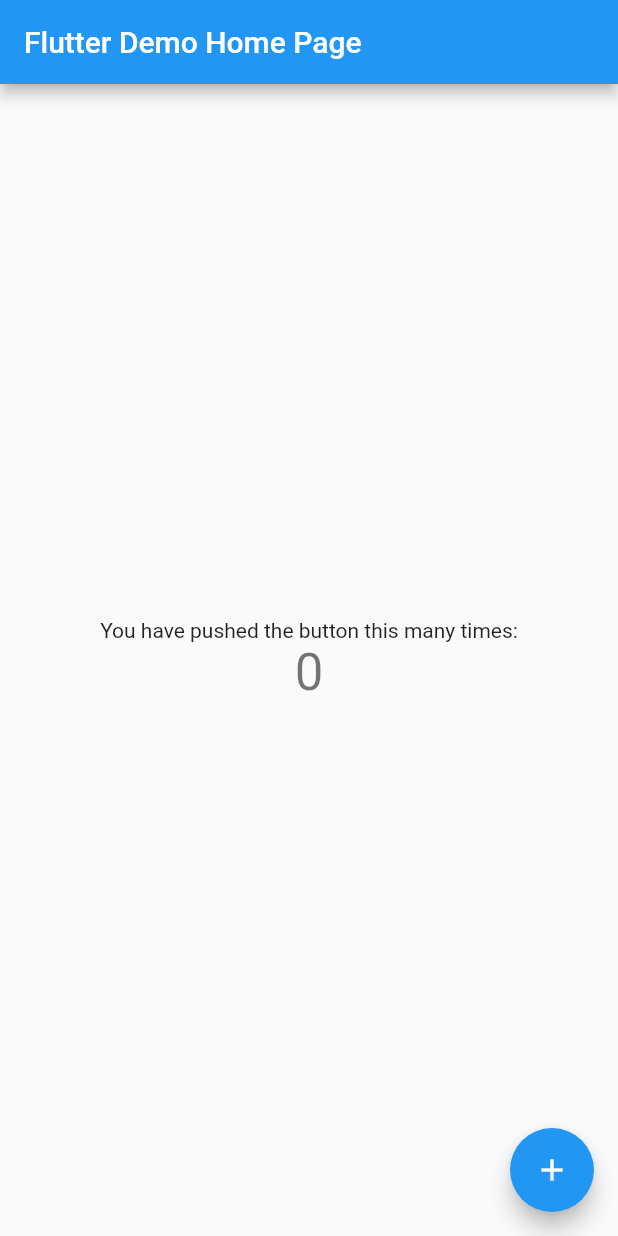
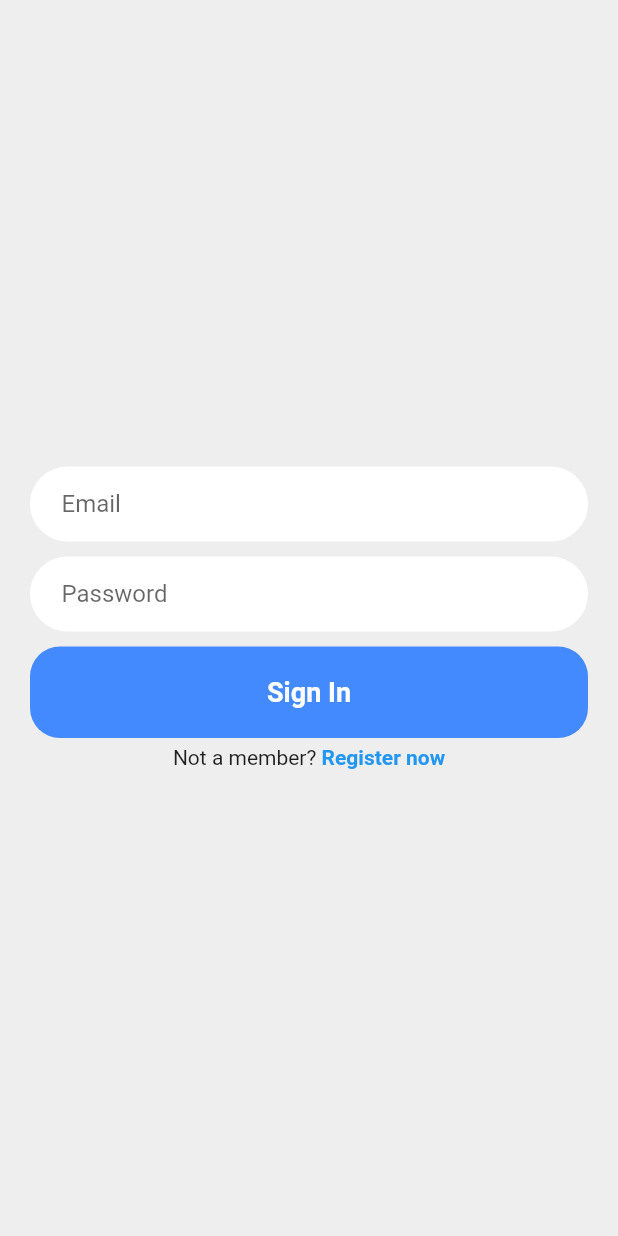
Before and after one commit to Cereal1337/Productivity-App, a Flutter app: the screen it shows after launch, on a phone screen of 412 x 824 dp. Run offline on Flutter 3.47's test engine with Material 2 defaults, Android fonts, the phone set to English and light mode, and no system bars; our stand-ins replace firebase_core; accounts and stored records are empty.

Commit message:
Login Screen made and connection to firebase setup

```diff
--- a/lib/main.dart
+++ b/lib/main.dart
@@ -1,115 +1,19 @@
 import 'package:flutter/material.dart';
+import 'package:firebase_core/firebase_core.dart';
+import 'package:productivity/screens/login.dart';
 
-void main() {
+Future main() async {
+  WidgetsFlutterBinding.ensureInitialized();
+  await Firebase.initializeApp();
+
   runApp(const MyApp());
 }
 
 class MyApp extends StatelessWidget {
   const MyApp({super.key});
 
-  // This widget is the root of your application.
   @override
   Widget build(BuildContext context) {
-    return MaterialApp(
-      title: 'Flutter Demo',
-      theme: ThemeData(
-        // This is the theme of your application.
-        //
-        // Try running your application with "flutter run". You'll see the
-        // application has a blue toolbar. Then, without quitting the app, try
-        // changing the primarySwatch below to Colors.green and then invoke
-        // "hot reload" (press "r" in the console where you ran "flutter run",
-        // or simply save your changes to "hot reload" in a Flutter IDE).
-        // Notice that the counter didn't reset back to zero; the application
-        // is not restarted.
-        primarySwatch: Colors.blue,
-      ),
-      home: const MyHomePage(title: 'Flutter Demo Home Page'),
-    );
+    return MaterialApp(debugShowCheckedModeBanner: false, home: Login());
   }
 }
-
-class MyHomePage extends StatefulWidget {
-  const MyHomePage({super.key, required this.title});
-
-  // This widget is the home page of your application. It is stateful, meaning
-  // that it has a State object (defined below) that contains fields that affect
-  // how it looks.
-
-  // This class is the configuration for the state. It holds the values (in this
-  // case the title) provided by the parent (in this case the App widget) and
-  // used by the build method of the State. Fields in a Widget subclass are
-  // always marked "final".
-
-  final String title;
-
-  @override
-  State<MyHomePage> createState() => _MyHomePageState();
-}
-
-class _MyHomePageState extends State<MyHomePage> {
-  int _counter = 0;
-
-  void _incrementCounter() {
-    setState(() {
-      // This call to setState tells the Flutter framework that something has
-      // changed in this State, which causes it to rerun the build method below
-      // so that the display can reflect the updated values. If we changed
-      // _counter without calling setState(), then the build method would not be
-      // called again, and so nothing would appear to happen.
-      _counter++;
-    });
-  }
-
-  @override
-  Widget build(BuildContext context) {
-    // This method is rerun every time setState is called, for instance as done
-    // by the _incrementCounter method above.
-    //
-    // The Flutter framework has been optimized to make rerunning build methods
-    // fast, so that you can just rebuild anything that needs updating rather
-    // than having to individually change instances of widgets.
-    return Scaffold(
-      appBar: AppBar(
-        // Here we take the value from the MyHomePage object that was created by
-        // the App.build method, and use it to set our appbar title.
-        title: Text(widget.title),
-      ),
-      body: Center(
-        // Center is a layout widget. It takes a single child and positions it
-        // in the middle of the parent.
-        child: Column(
-          // Column is also a layout widget. It takes a list of children and
-          // arranges them vertically. By default, it sizes itself to fit its
-          // children horizontally, and tries to be as tall as its parent.
-          //
-          // Invoke "debug painting" (press "p" in the console, choose the
-          // "Toggle Debug Paint" action from the Flutter Inspector in Android
-          // Studio, or the "Toggle Debug Paint" command in Visual Studio Code)
-          // to see the wireframe for each widget.
-          //
-          // Column has various properties to control how it sizes itself and
-          // how it positions its children. Here we use mainAxisAlignment to
-          // center the children vertically; the main axis here is the vertical
-          // axis because Columns are vertical (the cross axis would be
-          // horizontal).
-          mainAxisAlignment: MainAxisAlignment.center,
-          children: <Widget>[
-            const Text(
-              'You have pushed the button this many times:',
-            ),
-            Text(
-              '$_counter',
-              style: Theme.of(context).textTheme.headline4,
-            ),
-          ],
-        ),
-      ),
-      floatingActionButton: FloatingActionButton(
-        onPressed: _incrementCounter,
-        tooltip: 'Increment',
-        child: const Icon(Icons.add),
-      ), // This trailing comma makes auto-formatting nicer for build methods.
-    );
-  }
-}
--- /dev/null
+++ b/lib/screens/login.dart
@@ -0,0 +1,117 @@
+import 'package:flutter/material.dart';
+import 'package:flutter/src/widgets/container.dart';
+import 'package:flutter/src/widgets/framework.dart';
+
+class Login extends StatefulWidget {
+  Login({super.key});
+
+  @override
+  State<Login> createState() => _LoginState();
+}
+
+class _LoginState extends State<Login> {
+  @override
+  Widget build(BuildContext context) {
+    return Scaffold(
+        backgroundColor: Color.fromARGB(255, 238, 238, 238),
+        body: SafeArea(
+          child: Center(
+            child: SingleChildScrollView(
+              child: Column(children: [
+                // Username Box
+
+                Padding(
+                  padding: const EdgeInsets.symmetric(
+                    horizontal: 20,
+                  ),
+                  child: Container(
+                    decoration: BoxDecoration(
+                        color: Colors.white,
+                        border: Border.all(color: Colors.white),
+                        borderRadius: BorderRadius.circular(29)),
+                    child: Padding(
+                      padding: const EdgeInsets.only(left: 20),
+                      child: TextField(
+                        decoration: InputDecoration(
+                            border: InputBorder.none, hintText: "Email"),
+                      ),
+                    ),
+                  ),
+                ),
+
+                SizedBox(
+                  height: 10,
+                ),
+
+                // Password Box
+                Padding(
+                  padding: const EdgeInsets.symmetric(
+                    horizontal: 20,
+                  ),
+                  child: GestureDetector(
+                    onTap: () {
+                      print("Sign in clicked");
+                    },
+                    child: Container(
+                      decoration: BoxDecoration(
+                          color: Colors.white,
+                          border: Border.all(color: Colors.white),
+                          borderRadius: BorderRadius.circular(29)),
+                      child: Padding(
+                        padding: const EdgeInsets.only(left: 20),
+                        child: TextField(
+                          obscureText: true,
+                          decoration: InputDecoration(
+                              border: InputBorder.none, hintText: "Password"),
+                        ),
+                      ),
+                    ),
+                  ),
+                ),
+
+                // Sign In Button
+                SizedBox(
+                  height: 10,
+                ),
+                Padding(
+                  padding: const EdgeInsets.symmetric(horizontal: 20),
+                  child: Container(
+                    padding: EdgeInsets.all(20),
+                    decoration: BoxDecoration(
+                        color: Colors.blueAccent,
+                        borderRadius: BorderRadius.circular(20)),
+                    child: Center(
+                      child: Text(
+                        'Sign In',
+                        style: TextStyle(
+                          color: Colors.white,
+                          fontWeight: FontWeight.bold,
+                          fontSize: 18,
+                        ),
+                      ),
+                    ),
+                  ),
+                ),
+                SizedBox(
+                  height: 5,
+                ),
+                // Register message
+                Row(
+                  mainAxisAlignment: MainAxisAlignment.center,
+                  children: [
+                    Text('Not a member? '),
+                    Text(
+                      'Register now',
+                      style: TextStyle(
+                        color: Colors.blue,
+                        fontWeight: FontWeight.bold,
+                      ),
+                    ),
+                  ],
+                ),
+              ]),
+            ),
+          ),
+        ));
+  }
+}
--- a/pubspec.yaml
+++ b/pubspec.yaml
@@ -36,6 +36,8 @@ dependencies:
   # The following adds the Cupertino Icons font to your application.
   # Use with the CupertinoIcons class for iOS style icons.
   cupertino_icons: ^1.0.2
+  firebase_auth: ^3.3.14
+  firebase_core_platform_interface: 4.5.1
 
 dev_dependencies:
   flutter_test:
```
Also changed, not shown: pubspec.lock, 5 other files.
